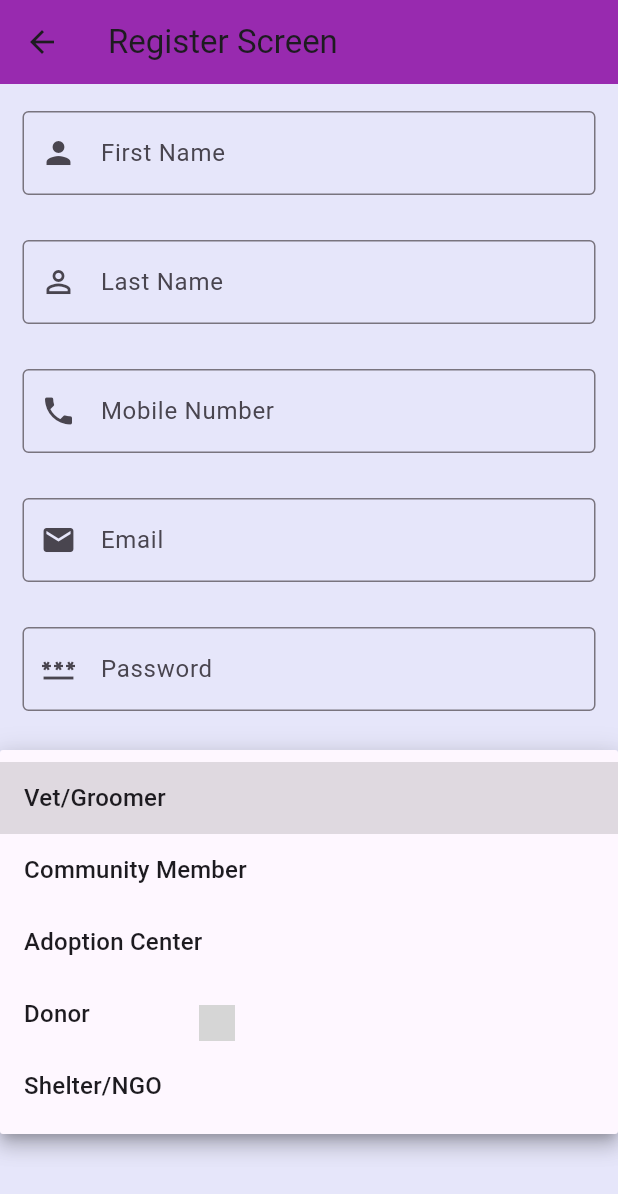
After one commit to M-J-Christina213/scooby_app, a Flutter app: the RegisterScreen screen opened directly, scrolled down 92 dp, after a tap on "Role", on a phone screen of 412 x 824 dp. The commit adds this screen. Shown: the top 1194 px of the screen. Run offline on Flutter 3.47's test engine with Material 3 defaults, Android fonts, the phone set to English and light mode, and no system bars; network calls fail; grey boxes are pictures that could not be loaded.

Commit message:
add another login if they are already registerd

```diff
--- /dev/null
+++ b/lib/register.dart
@@ -0,0 +1,181 @@
+import 'package:flutter/material.dart';
+import 'vet_groomer.dart';
+import 'vet_groomer_login.dart'; // <-- Login screen
+
+class RegisterScreen extends StatefulWidget {
+  const RegisterScreen({super.key});
+
+  @override
+  State<RegisterScreen> createState() => _RegisterScreenState();
+}
+
+class _RegisterScreenState extends State<RegisterScreen> {
+  final _formKey = GlobalKey<FormState>();
+  String? _selectedRole;
+
+  @override
+  Widget build(BuildContext context) {
+    return Scaffold(
+      appBar: AppBar(
+        title: const Text('Register Screen'),
+        backgroundColor: Colors.purple,
+      ),
+      body: SingleChildScrollView(
+        child: Column(
+          children: [
+            const SizedBox(height: 30),
+            const Text(
+              'Register',
+              style: TextStyle(
+                fontSize: 35,
+                color: Colors.purpleAccent,
+                fontWeight: FontWeight.bold,
+              ),
+            ),
+            Padding(
+              padding: const EdgeInsets.symmetric(vertical: 30),
+              child: Form(
+                key: _formKey,
+                child: Column(
+                  children: [
+                    _buildTextField('First Name', Icons.person, TextInputType.name),
+                    const SizedBox(height: 30),
+                    _buildTextField('Last Name', Icons.person_outline, TextInputType.name),
+                    const SizedBox(height: 30),
+                    _buildTextField('Mobile Number', Icons.phone, TextInputType.phone),
+                    const SizedBox(height: 30),
+                    _buildTextField('Email', Icons.email, TextInputType.emailAddress),
+                    const SizedBox(height: 30),
+                    _buildTextField('Password', Icons.password, TextInputType.visiblePassword),
+                    const SizedBox(height: 30),
+                    Padding(
+                      padding: const EdgeInsets.symmetric(horizontal: 15),
+                      child: DropdownButtonFormField<String>(
+                        decoration: const InputDecoration(
+                          labelText: 'Role',
+                          border: OutlineInputBorder(),
+                          prefixIcon: Icon(Icons.account_circle),
+                        ),
+                        value: _selectedRole,
+                        items: [
+                          'Vet/Groomer',
+                          'Community Member',
+                          'Adoption Center',
+                          'Donor',
+                          'Shelter/NGO',
+                        ].map((role) {
+                          return DropdownMenuItem<String>(
+                            value: role,
+                            child: Text(role),
+                          );
+                        }).toList(),
+                        onChanged: (String? newValue) {
+                          setState(() {
+                            _selectedRole = newValue;
+                          });
+                        },
+                        validator: (value) {
+                          return value == null || value.isEmpty ? 'Please select a role' : null;
+                        },
+                      ),
+                    ),
+                    const SizedBox(height: 30),
+                    Padding(
+                      padding: const EdgeInsets.symmetric(horizontal: 35),
+                      child: SizedBox(
+                        width: double.infinity,
+                        child: ElevatedButton(
+                          onPressed: () {
+                            if (_formKey.currentState!.validate()) {
+                              ScaffoldMessenger.of(context).showSnackBar(
+                                const SnackBar(content: Text('Processing Registration...')),
+                              );
+
+                              if (_selectedRole == 'Vet/Groomer') {
+                                Navigator.pushReplacement(
+                                  context,
+                                  MaterialPageRoute(builder: (context) => const VetGroomerScreen()),
+                                );
+                              } else {
+                                ScaffoldMessenger.of(context).showSnackBar(
+                                  const SnackBar(
+                                    content: Text('Only Vet/Groomer role is supported in Sprint 1'),
+                                  ),
+                                );
+                              }
+                            }
+                          },
+                          style: ElevatedButton.styleFrom(backgroundColor: Colors.purple),
+                          child: const Text('Register', style: TextStyle(color: Colors.white)),
+                        ),
+                      ),
+                    ),
+                    const SizedBox(height: 20),
+                    Padding(
+                      padding: const EdgeInsets.symmetric(horizontal: 35),
+                      child: SizedBox(
+                        width: double.infinity,
+                        child: OutlinedButton.icon(
+                          icon: Image.asset('assets/images/google_logo.png', height: 24, width: 24),
+                          label: const Text('Login with Google', style: TextStyle(color: Colors.black)),
+                          onPressed: () {
+                            ScaffoldMessenger.of(context).showSnackBar(
+                              const SnackBar(content: Text('Google login clicked')),
+                            );
+                          },
+                          style: OutlinedButton.styleFrom(
+                            side: const BorderSide(color: Colors.grey),
+                            padding: const EdgeInsets.symmetric(vertical: 12),
+                            backgroundColor: Colors.white,
+                          ),
+                        ),
+                      ),
+                    ),
+                    const SizedBox(height: 10),
+                    Row(
+                      mainAxisAlignment: MainAxisAlignment.center,
+                      children: [
+                        const Text("Already registered?"),
+                        TextButton(
+                          onPressed: () {
+                            Navigator.push(
+                              context,
+                              MaterialPageRoute(builder: (context) => const VetGroomerLogin()),
+                            );
+                          },
+                          child: const Text(
+                            "Login here",
+                            style: TextStyle(color: Colors.purple),
+                          ),
+                        ),
+                      ],
+                    ),
+                    const SizedBox(height: 30),
+                  ],
+                ),
+              ),
+            ),
+          ],
+        ),
+      ),
+    );
+  }
+
+  Widget _buildTextField(String label, IconData icon, TextInputType keyboardType) {
+    return Padding(
+      padding: const EdgeInsets.symmetric(horizontal: 15),
+      child: TextFormField(
+        keyboardType: keyboardType,
+        decoration: InputDecoration(
+          labelText: label,
+          hintText: 'Enter $label',
+          prefixIcon: Icon(icon),
+          border: const OutlineInputBorder(),
+        ),
+        validator: (value) {
+          return value == null || value.isEmpty ? 'Please enter $label' : null;
+        },
+      ),
+    );
+  }
+}
--- /dev/null
+++ b/lib/vet_groomer.dart
@@ -0,0 +1,21 @@
+import 'package:flutter/material.dart';
+
+class VetGroomerScreen extends StatelessWidget {
+  const VetGroomerScreen({super.key});
+
+  @override
+  Widget build(BuildContext context) {
+    return Scaffold(
+      appBar: AppBar(
+        title: const Text('Vet / Groomer'),
+        backgroundColor: Colors.purple,
+      ),
+      body: const Center(
+        child: Text(
+          'Welcome, Vet or Groomer!',
+          style: TextStyle(fontSize: 26, fontWeight: FontWeight.bold, color: Colors.deepPurple),
+        ),
+      ),
+    );
+  }
+}
```
Also changed, not shown: lib/login.dart (+26 -40 lines), lib/main.dart (+19 -60 lines), lib/vet_groomer_login.dart (added, +76 -0 lines).
